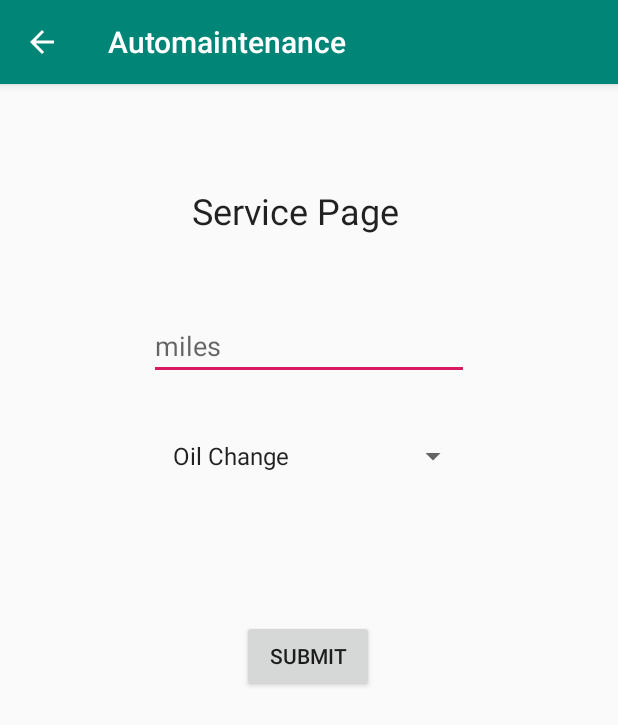
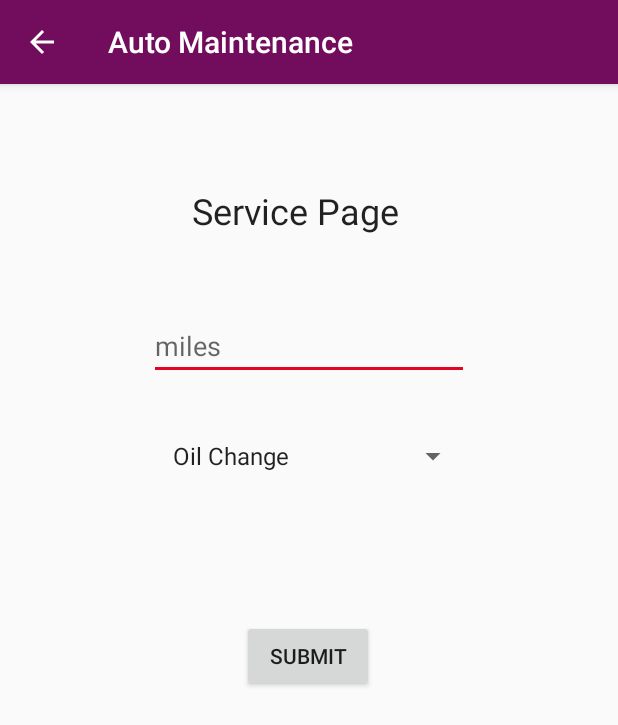
Before and after one commit to Blomquist-Ryan/Automaintenance, an Android app: the Service screen opened directly, with no data from a screen before it, on a phone screen of 412 x 824 dp. Shown: the top 725 px of the screen. Run offline under Robolectric (Android 15) with nearby library versions, the phone set to English and light mode, and no system bars.

Commit message:
Changed the app theme

```diff
--- a/app/src/main/res/values/strings.xml
+++ b/app/src/main/res/values/strings.xml
@@ -1,7 +1,7 @@
 <resources>
-    <string name="app_name">Automaintenance</string>
+    <string name="app_name">Auto Maintenance</string>
     <string name="title_activity_add_vehicle">AddVehicle</string>
-    <string name="title_activity_optoins">Optoins</string>
+    <string name="title_activity_options">Options</string>
 
 
     <string name="newMake">New Make</string>
@@ -16,7 +16,7 @@
         <item>Oil Change</item>
         <item>Tire Rotation</item>
         <item>Battery</item>
-        <item>headlights</item>
-        <item>spark plugs</item>
+        <item>Headlights</item>
+        <item>Spark plugs</item>
     </string-array>
 </resources>
--- a/app/src/main/res/values/styles.xml
+++ b/app/src/main/res/values/styles.xml
@@ -3,9 +3,9 @@
     <!-- Base application theme. -->
     <style name="AppTheme" parent="Theme.AppCompat.Light.DarkActionBar">
         <!-- Customize your theme here. -->
-        <item name="colorPrimary">@color/colorPrimary</item>
-        <item name="colorPrimaryDark">@color/colorPrimaryDark</item>
-        <item name="colorAccent">@color/colorAccent</item>
+        <item name="colorPrimary">#720d5d</item>
+        <item name="colorPrimaryDark">#430033</item>
+        <item name="colorAccent">#e30425</item>
     </style>
 
     <style name="AppTheme.NoActionBar">
```
